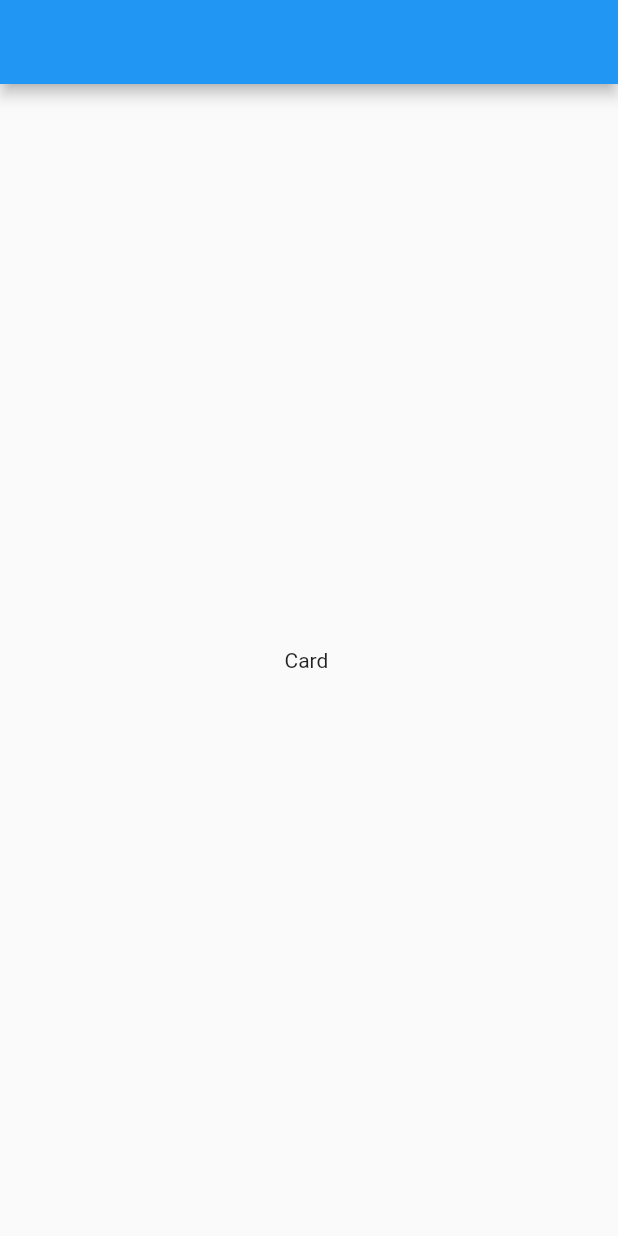
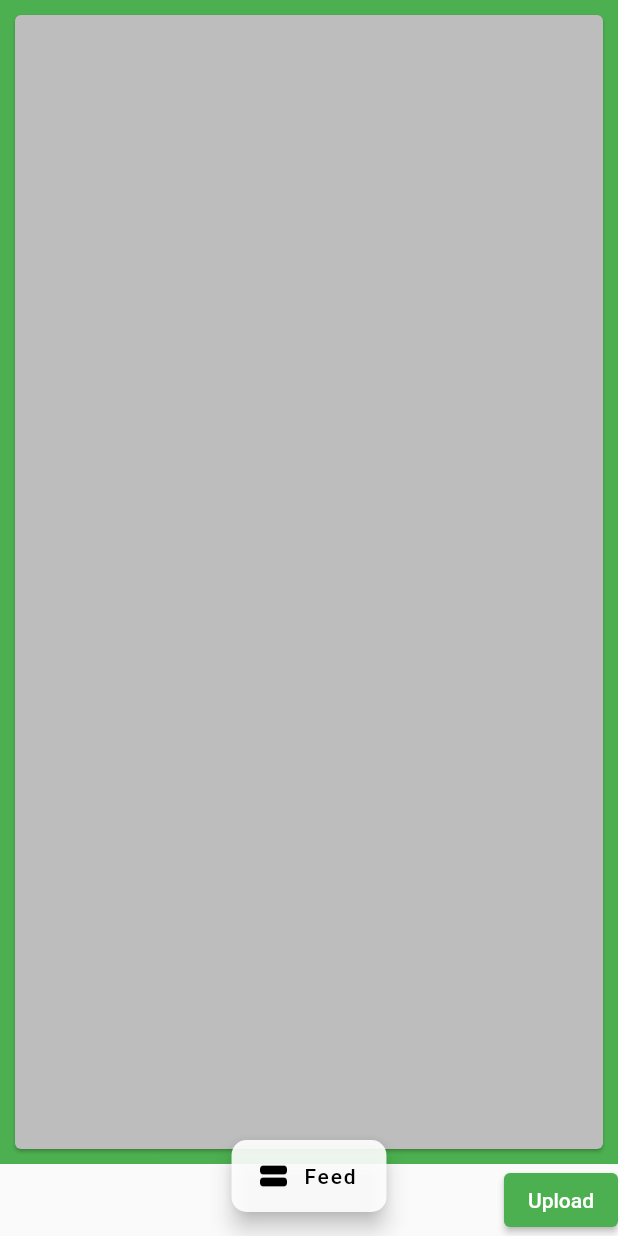
Before and after one commit to nerdyfactory/untitled, a Flutter app: the screen it shows after launch, on a phone screen of 412 x 824 dp. Run offline on Flutter 3.47's test engine with Material 2 defaults, Android fonts, the phone set to English and light mode, and no system bars.

Commit message:
basic layout configured

```diff
--- a/lib/main.dart
+++ b/lib/main.dart
@@ -10,6 +10,10 @@ class App extends StatelessWidget {
   // This widget is the root of your application.
   @override
   Widget build(BuildContext context) {
-    return MaterialApp(title: 'Untitled', routes: Routes.routes, home: Map());
+    return MaterialApp(
+        title: 'Untitled',
+        debugShowCheckedModeBanner: false,
+        routes: Routes.routes,
+        home: Map());
   }
 }
--- a/lib/screens/map.dart
+++ b/lib/screens/map.dart
@@ -1,4 +1,5 @@
 import 'package:flutter/material.dart';
+import 'package:untitled/widgets/map_container.dart';
 
 class Map extends StatelessWidget {
   Map({this.title = ""});
@@ -7,16 +8,44 @@ class Map extends StatelessWidget {
   @override
   Widget build(BuildContext context) {
     return Scaffold(
-      appBar: AppBar(
-        title: Text(title),
-      ),
+      // appBar: AppBar(
+      //   title: Text(title),
+      // ),
       body: Center(
         child: Column(
-          mainAxisAlignment: MainAxisAlignment.center,
+          mainAxisAlignment: MainAxisAlignment.start,
           children: <Widget>[
-            Text('Card $title'),
+            MapContainer(),
+            Align(
+              alignment: Alignment.topRight,
+              child: ElevatedButton(
+                style: ButtonStyle(
+                  backgroundColor: MaterialStateProperty.resolveWith<Color>(
+                    (Set<MaterialState> states) {
+                      return Colors.green;
+                    },
+                  ),
+                ),
+                onPressed: () {
+                  Navigator.pushNamed(context, '/photo_upload');
+                },
+                child: Text("Upload"),
+              ),
+            ),
           ],
         ),
+      ),
+      floatingActionButtonLocation: FloatingActionButtonLocation.centerFloat,
+      floatingActionButton: FloatingActionButton.extended(
+        onPressed: () {
+          Navigator.pushNamed(context, '/feed');
+        },
+        icon: Icon(Icons.view_stream),
+        label: Text("Feed"),
+        backgroundColor: Colors.white.withOpacity(0.9),
+        foregroundColor: Colors.black,
+        shape: RoundedRectangleBorder(
+            borderRadius: BorderRadius.all(Radius.circular(10.0))),
       ),
     );
   }
--- a/lib/screens/photo_detail.dart
+++ b/lib/screens/photo_detail.dart
@@ -1,4 +1,5 @@
 import 'package:flutter/material.dart';
+import 'package:untitled/widgets/photo_container.dart';
 
 class PhotoDetail extends StatelessWidget {
   PhotoDetail({this.title = ""});
@@ -16,6 +17,7 @@ class PhotoDetail extends StatelessWidget {
           mainAxisAlignment: MainAxisAlignment.center,
           children: <Widget>[
             Text('Card $title'),
+            PhotoContainer(path: "imagePath")
           ],
         ),
       ),
--- /dev/null
+++ b/lib/widgets/map_container.dart
@@ -0,0 +1,25 @@
+import 'package:flutter/material.dart';
+
+class MapContainer extends StatefulWidget {
+  @override
+  _MapContainerState createState() => _MapContainerState();
+}
+
+class _MapContainerState extends State<MapContainer> {
+  @override
+  Widget build(BuildContext context) {
+    return Expanded(
+        flex: 1,
+        child: Container(
+          height: MediaQuery.of(context).size.width * 1,
+          width: MediaQuery.of(context).size.width * 1,
+          color: Colors.green,
+          child: Card(
+            color: Colors.grey[400],
+            semanticContainer: true,
+            clipBehavior: Clip.antiAliasWithSaveLayer,
+            margin: EdgeInsets.all(10),
+          ),
+        ));
+  }
+}
```
Also changed, not shown: lib/screens/feed.dart (+19 -5 lines), lib/screens/photo_upload.dart (+23 -4 lines), lib/widgets/photo_container.dart (added, +26 -0 lines), lib/widgets/upload_container.dart (added, +32 -0 lines).
